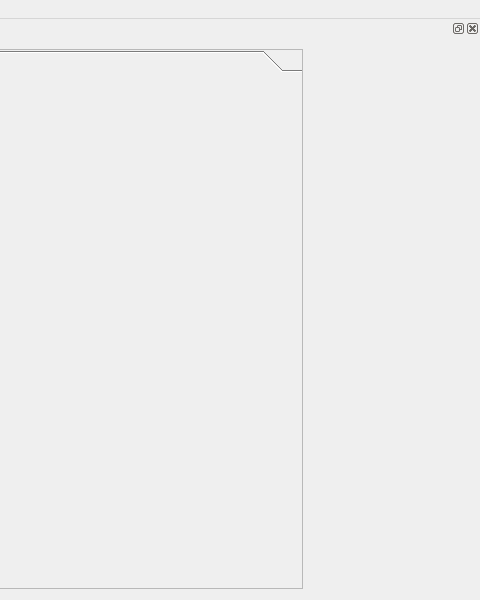
Above: cg3/viewer/mainwindow.ui from cg3hci/cg3lib before the change; both pictures show x 417 to 897 and y 0 to 600 of the 897 by 600 pixel window. Below: the same form after it.
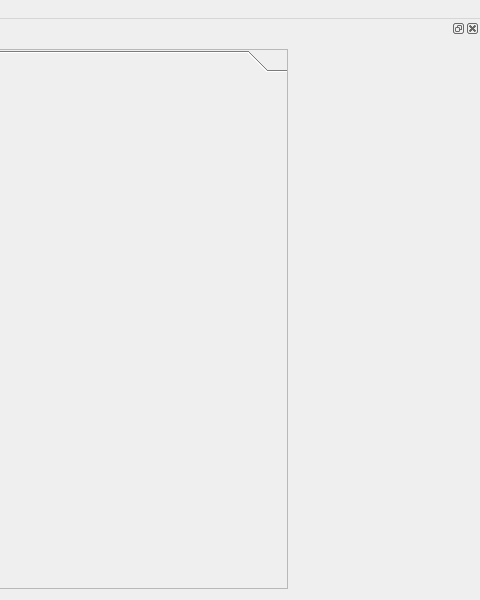
That is the form after the change. Custom widgets are drawn as their Qt base class.

```diff
--- a/cg3/viewer/mainwindow.ui
+++ b/cg3/viewer/mainwindow.ui
@@ -141,7 +141,7 @@
      <item row="0" column="0">
       <widget class="QScrollArea" name="scrollArea">
        <property name="sizePolicy">
-        <sizepolicy hsizetype="Fixed" vsizetype="MinimumExpanding">
+        <sizepolicy hsizetype="Expanding" vsizetype="MinimumExpanding">
          <horstretch>0</horstretch>
          <verstretch>0</verstretch>
         </sizepolicy>
@@ -152,6 +152,9 @@
          <height>0</height>
         </size>
        </property>
+       <property name="layoutDirection">
+        <enum>Qt::LeftToRight</enum>
+       </property>
        <property name="frameShape">
         <enum>QFrame::NoFrame</enum>
        </property>
@@ -169,7 +172,7 @@
          <rect>
           <x>0</x>
           <y>0</y>
-          <width>160</width>
+          <width>179</width>
           <height>541</height>
          </rect>
         </property>
@@ -208,7 +211,7 @@
          <rect>
           <x>0</x>
           <y>0</y>
-          <width>417</width>
+          <width>398</width>
           <height>508</height>
          </rect>
         </property>
```
